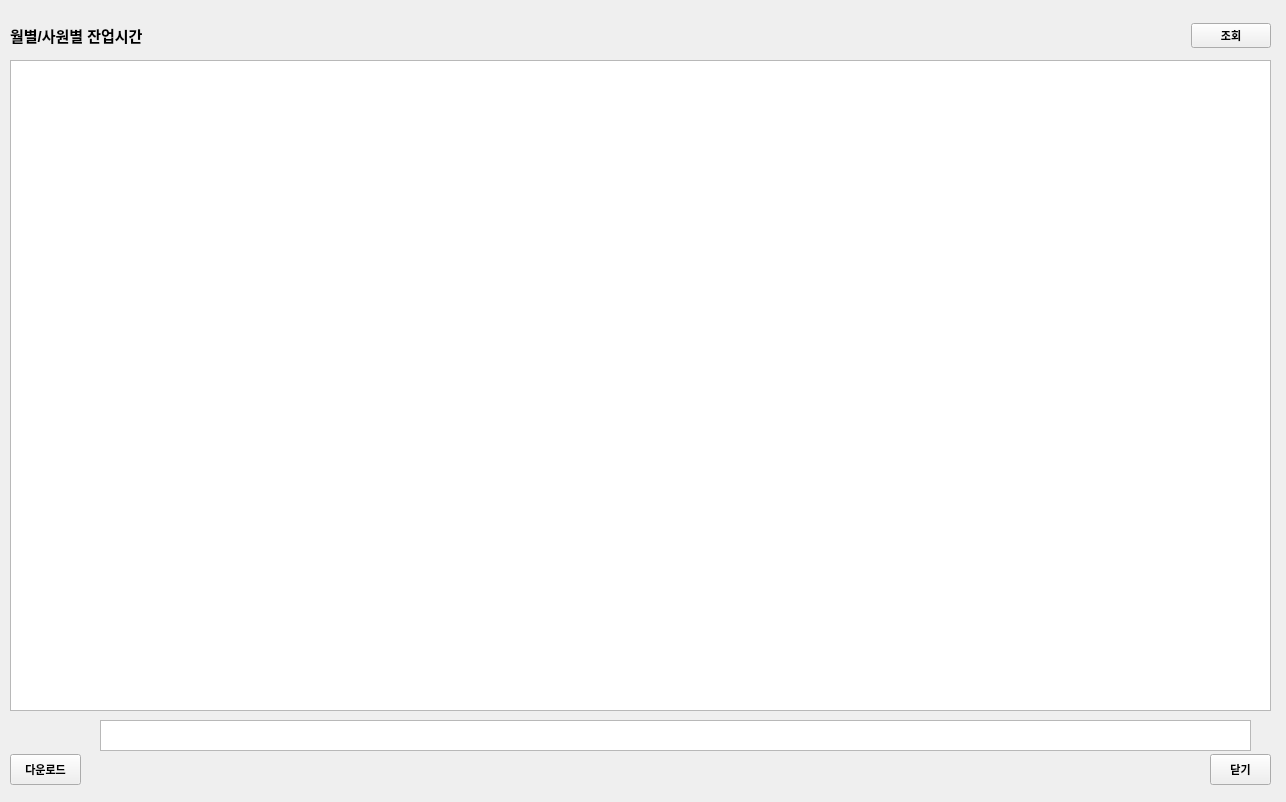
Above: ui/emp_overtime_month.ui from RaineyLee/dooch_mes_v1.2 before the change. Below: the same form after it.
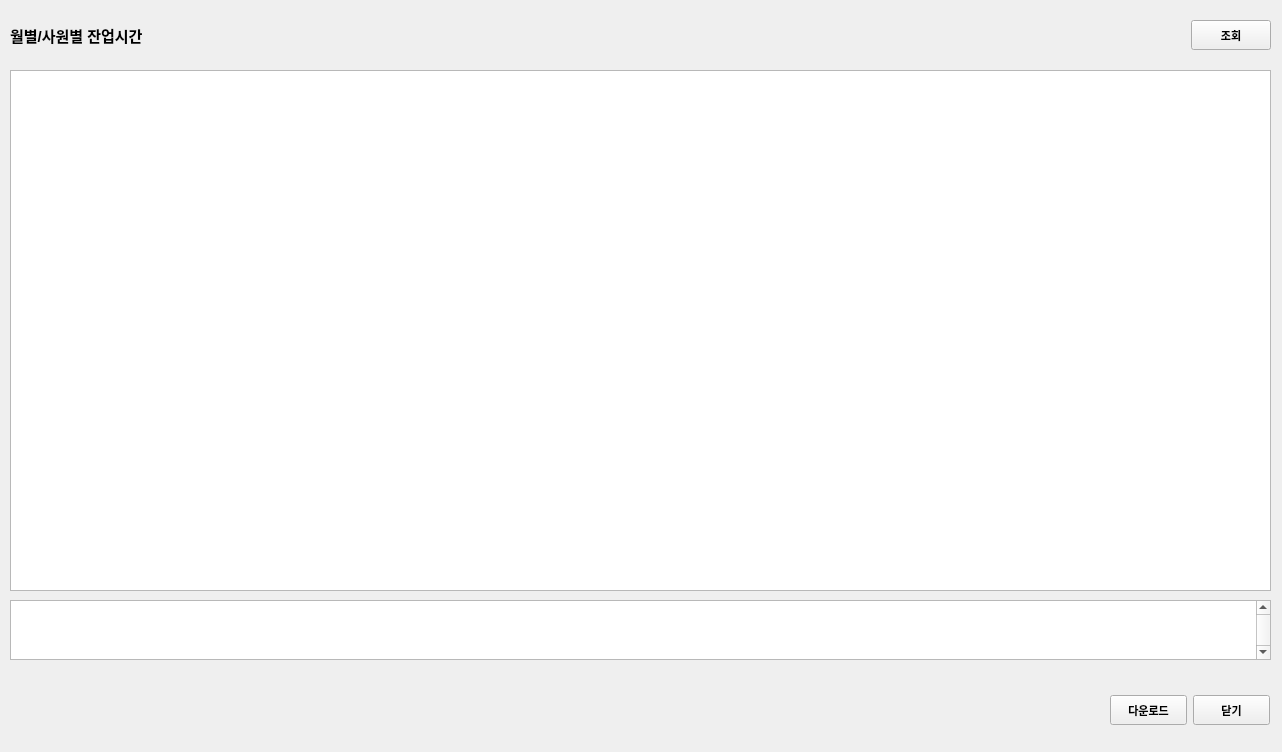
That is the form after the change.

Diff of the .ui file:
```diff
--- a/ui/emp_overtime_month.ui
+++ b/ui/emp_overtime_month.ui
@@ -6,68 +6,13 @@
    <rect>
     <x>0</x>
     <y>0</y>
-    <width>1286</width>
-    <height>802</height>
+    <width>1282</width>
+    <height>752</height>
    </rect>
   </property>
   <property name="windowTitle">
    <string>Form</string>
   </property>
-  <widget class="QTableWidget" name="tbl_emp_info">
-   <property name="geometry">
-    <rect>
-     <x>10</x>
-     <y>60</y>
-     <width>1261</width>
-     <height>651</height>
-    </rect>
-   </property>
-   <attribute name="verticalHeaderVisible">
-    <bool>false</bool>
-   </attribute>
-  </widget>
-  <widget class="QPushButton" name="btn_close">
-   <property name="geometry">
-    <rect>
-     <x>1210</x>
-     <y>754</y>
-     <width>61</width>
-     <height>31</height>
-    </rect>
-   </property>
-   <property name="font">
-    <font>
-     <family>Arial</family>
-     <pointsize>8</pointsize>
-     <weight>75</weight>
-     <bold>true</bold>
-    </font>
-   </property>
-   <property name="text">
-    <string>닫기</string>
-   </property>
-  </widget>
-  <widget class="QPushButton" name="btn_download">
-   <property name="geometry">
-    <rect>
-     <x>10</x>
-     <y>754</y>
-     <width>71</width>
-     <height>31</height>
-    </rect>
-   </property>
-   <property name="font">
-    <font>
-     <family>Arial</family>
-     <pointsize>8</pointsize>
-     <weight>75</weight>
-     <bold>true</bold>
-    </font>
-   </property>
-   <property name="text">
-    <string>다운로드</string>
-   </property>
-  </widget>
   <widget class="QWidget" name="horizontalLayoutWidget">
    <property name="geometry">
     <rect>
@@ -108,6 +53,18 @@
     </item>
     <item>
      <widget class="QPushButton" name="btn_send">
+      <property name="minimumSize">
+       <size>
+        <width>0</width>
+        <height>30</height>
+       </size>
+      </property>
+      <property name="maximumSize">
+       <size>
+        <width>80</width>
+        <height>16777215</height>
+       </size>
+      </property>
       <property name="font">
        <font>
         <family>Arial</family>
@@ -123,18 +80,106 @@
     </item>
    </layout>
   </widget>
-  <widget class="QTableWidget" name="tbl_emp_month_info">
+  <widget class="QWidget" name="verticalLayoutWidget">
    <property name="geometry">
     <rect>
-     <x>100</x>
-     <y>720</y>
-     <width>1151</width>
-     <height>31</height>
+     <x>10</x>
+     <y>70</y>
+     <width>1261</width>
+     <height>521</height>
     </rect>
    </property>
-   <attribute name="verticalHeaderVisible">
-    <bool>false</bool>
-   </attribute>
+   <layout class="QVBoxLayout" name="verticalLayout">
+    <item>
+     <widget class="QTableWidget" name="tbl_emp_info">
+      <attribute name="verticalHeaderVisible">
+       <bool>false</bool>
+      </attribute>
+     </widget>
+    </item>
+   </layout>
+  </widget>
+  <widget class="QWidget" name="horizontalLayoutWidget_2">
+   <property name="geometry">
+    <rect>
+     <x>1110</x>
+     <y>690</y>
+     <width>160</width>
+     <height>41</height>
+    </rect>
+   </property>
+   <layout class="QHBoxLayout" name="horizontalLayout_2">
+    <item>
+     <widget class="QPushButton" name="btn_download">
+      <property name="minimumSize">
+       <size>
+        <width>0</width>
+        <height>30</height>
+       </size>
+      </property>
+      <property name="font">
+       <font>
+        <family>Arial</family>
+        <pointsize>8</pointsize>
+        <weight>75</weight>
+        <bold>true</bold>
+       </font>
+      </property>
+      <property name="text">
+       <string>다운로드</string>
+      </property>
+     </widget>
+    </item>
+    <item>
+     <widget class="QPushButton" name="btn_close">
+      <property name="minimumSize">
+       <size>
+        <width>0</width>
+        <height>30</height>
+       </size>
+      </property>
+      <property name="font">
+       <font>
+        <family>Arial</family>
+        <pointsize>8</pointsize>
+        <weight>75</weight>
+        <bold>true</bold>
+       </font>
+      </property>
+      <property name="text">
+       <string>닫기</string>
+      </property>
+     </widget>
+    </item>
+   </layout>
+  </widget>
+  <widget class="QWidget" name="verticalLayoutWidget_2">
+   <property name="geometry">
+    <rect>
+     <x>10</x>
+     <y>590</y>
+     <width>1261</width>
+     <height>80</height>
+    </rect>
+   </property>
+   <layout class="QVBoxLayout" name="verticalLayout_2">
+    <item>
+     <widget class="QTableWidget" name="tbl_emp_month_info">
+      <property name="maximumSize">
+       <size>
+        <width>16777215</width>
+        <height>60</height>
+       </size>
+      </property>
+      <property name="verticalScrollBarPolicy">
+       <enum>Qt::ScrollBarAlwaysOn</enum>
+      </property>
+      <attribute name="verticalHeaderVisible">
+       <bool>false</bool>
+      </attribute>
+     </widget>
+    </item>
+   </layout>
   </widget>
  </widget>
  <resources/>
```
